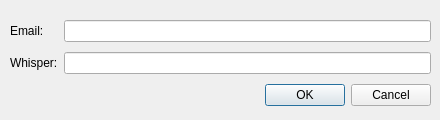
Before: the Qt Designer form qt/invitedialog.ui in bitbaba/bitmail, drawn with Qt 5.
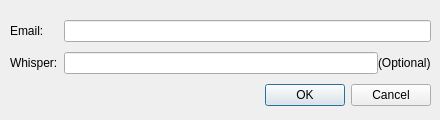
After: the same form once the commit is applied.

What changed in the file:
```diff
--- a/qt/invitedialog.ui
+++ b/qt/invitedialog.ui
@@ -82,6 +82,13 @@
       <item>
        <widget class="QLineEdit" name="leWhisper"/>
       </item>
+      <item>
+       <widget class="QLabel" name="label">
+        <property name="text">
+         <string>(Optional)</string>
+        </property>
+       </widget>
+      </item>
      </layout>
     </item>
     <item row="2" column="1">
```
